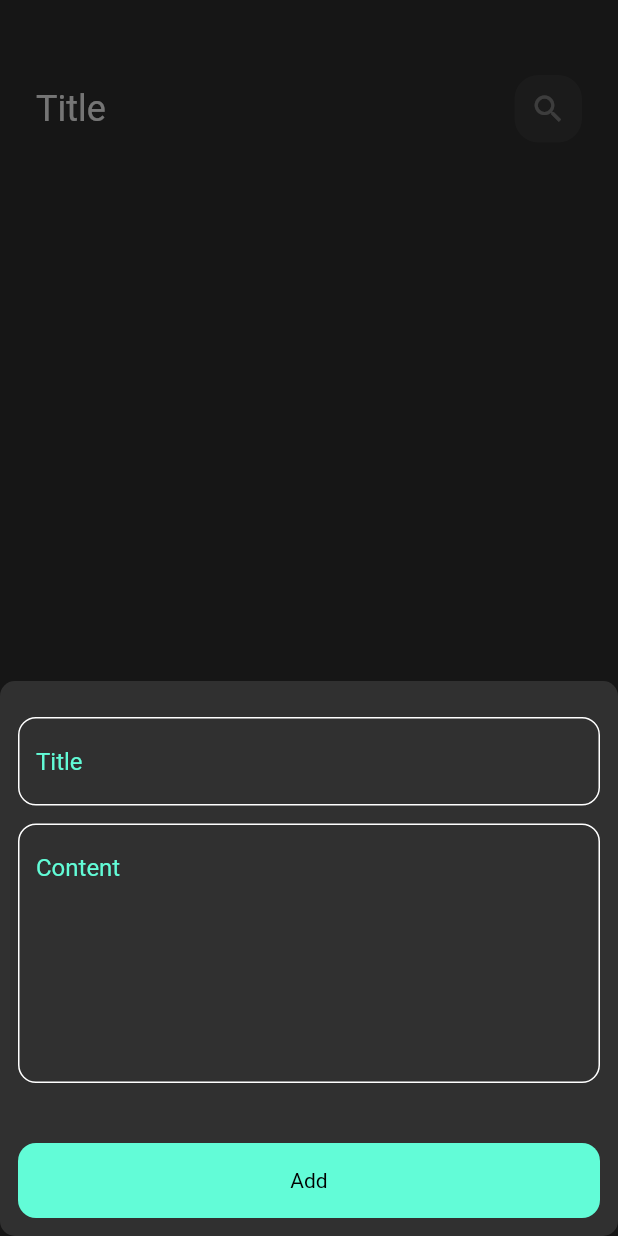
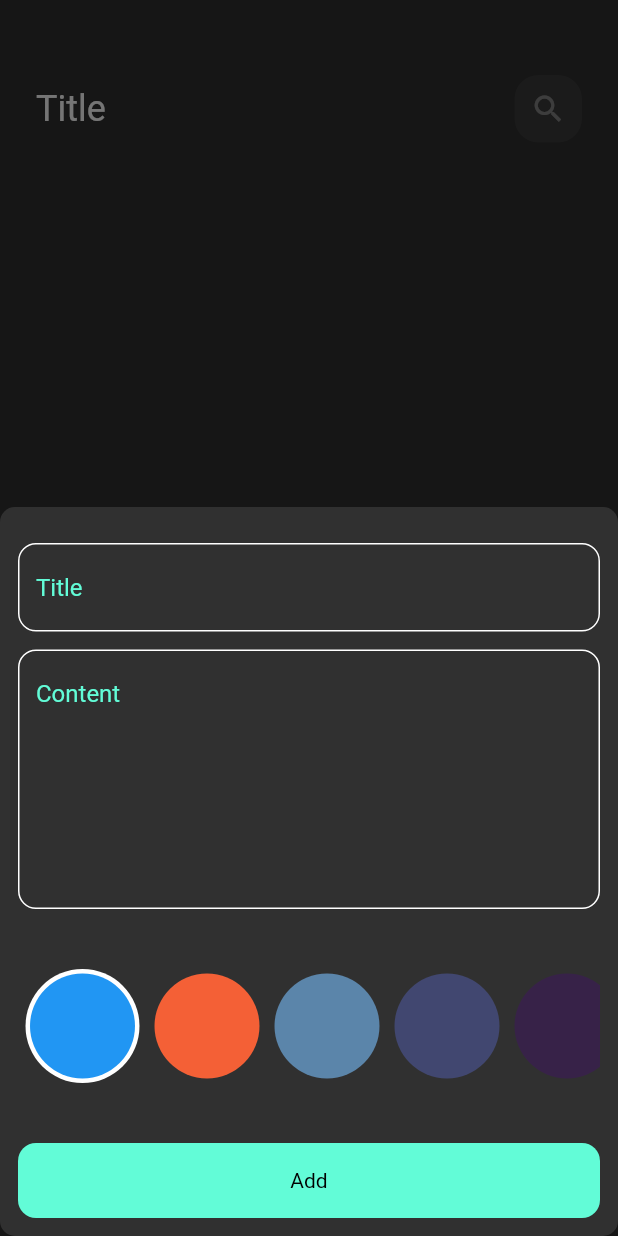
Before and after one commit to ahmedabdalla67/note_app, a Flutter app: the screen it shows after launch, after a tap on the "add" icon, on a phone screen of 412 x 824 dp. Run offline on Flutter 3.47's test engine with Material 2 defaults, Android fonts, the phone set to English and light mode, and no system bars; our stand-ins replace bloc, flutter_bloc, hive, hive_flutter; accounts and stored records are empty.

Commit message:
add color list to nots

```diff
--- a/lib/cubits/add_note_cubit/add_note_cubit.dart
+++ b/lib/cubits/add_note_cubit/add_note_cubit.dart
@@ -1,3 +1,4 @@
+import 'package:flutter/material.dart';
 import 'package:flutter_bloc/flutter_bloc.dart';
 import 'package:hive_flutter/adapters.dart';
 import 'package:note_app/consts.dart';
@@ -6,9 +7,10 @@ import 'package:note_app/models/notes_model.dart';
 
 class AddNoteCubit extends Cubit<AddNoteState> {
   AddNoteCubit() : super(AddNoteInitial());
-  List<NoteModel>? notes;
 
+  Color color = const Color(0xffF46036);
   addNote(NoteModel note) async {
+    note.color = color.value;
     emit(AddNoteLoading());
     try {
       var notesBox = Hive.box<NoteModel>(kNotesBox);
--- a/lib/views/widgets/add_note_form.dart
+++ b/lib/views/widgets/add_note_form.dart
@@ -4,6 +4,7 @@ import 'package:intl/intl.dart';
 import 'package:note_app/cubits/add_note_cubit/add_note_cubit.dart';
 import 'package:note_app/cubits/add_note_cubit/add_note_states.dart';
 import 'package:note_app/models/notes_model.dart';
+import 'package:note_app/views/widgets/color_list_view.dart';
 import 'package:note_app/views/widgets/custom_button.dart';
 import 'package:note_app/views/widgets/custom_text_field.dart';
 
@@ -46,6 +47,10 @@ class _AddNoteFormState extends State<AddNoteForm> {
           const SizedBox(
             height: 40,
           ),
+          const ColorListView(),
+          const SizedBox(
+            height: 40,
+          ),
           BlocBuilder<AddNoteCubit, AddNoteState>(
             builder: (context, state) {
               return CustomButton(
--- /dev/null
+++ b/lib/views/widgets/color_list_view.dart
@@ -0,0 +1,71 @@
+import 'package:flutter/material.dart';
+import 'package:flutter_bloc/flutter_bloc.dart';
+import 'package:note_app/cubits/add_note_cubit/add_note_cubit.dart';
+
+class ColorListView extends StatefulWidget {
+  const ColorListView({super.key});
+
+  @override
+  State<ColorListView> createState() => _ColorListViewState();
+}
+
+class _ColorListViewState extends State<ColorListView> {
+  int currentIndex = 0;
+
+  List<Color> colors = const [
+    Colors.blue,
+    Color(0xffF46036),
+    Color(0xff5B85AA),
+    Color(0xff414770),
+    Color(0xff372248),
+    Color(0xff171123),
+  ];
+  @override
+  Widget build(BuildContext context) {
+    return SizedBox(
+      height: 38 * 2,
+      child: ListView.builder(
+        itemBuilder: (context, index) {
+          return Padding(
+            padding: const EdgeInsets.symmetric(horizontal: 5),
+            child: GestureDetector(
+              onTap: () {
+                currentIndex = index;
+                BlocProvider.of<AddNoteCubit>(context).color = colors[index];
+                setState(() {});
+              },
+              child: ColorItem(
+                color: colors[index],
+                isActive: currentIndex == index,
+              ),
+            ),
+          );
+        },
+        itemCount: colors.length,
+        scrollDirection: Axis.horizontal,
+      ),
+    );
+  }
+}
+
+class ColorItem extends StatelessWidget {
+  const ColorItem({super.key, required this.isActive, required this.color});
+  final bool isActive;
+  final Color color;
+  @override
+  Widget build(BuildContext context) {
+    return isActive
+        ? CircleAvatar(
+            backgroundColor: Colors.white,
+            radius: 38,
+            child: CircleAvatar(
+              backgroundColor: color,
+              radius: 35,
+            ),
+          )
+        : CircleAvatar(
+            backgroundColor: color,
+            radius: 35,
+          );
+  }
+}
```
